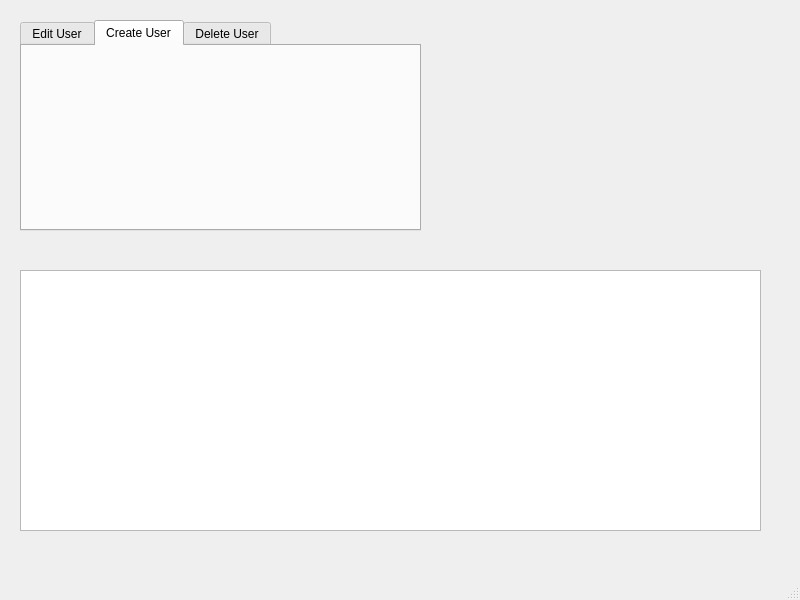
Above: QtCafeWorkforceManager/SysAdminWindow.ui from wreathe-unreal/CSIT314-Project before the change. Below: the same form after it.
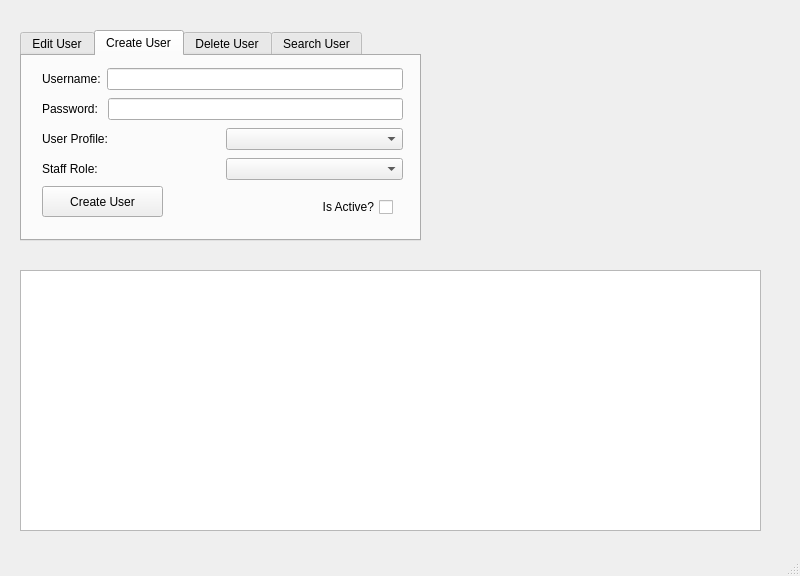
That is the form after the change. The open tabs and pages were chosen to show the change. Icons and pictures are not drawn.

Commit message: SysAdmin CRUDS Complete

```diff
--- a/QtCafeWorkforceManager/SysAdminWindow.ui
+++ b/QtCafeWorkforceManager/SysAdminWindow.ui
@@ -7,7 +7,7 @@
     <x>0</x>
     <y>0</y>
     <width>800</width>
-    <height>600</height>
+    <height>576</height>
    </rect>
   </property>
   <property name="windowTitle">
@@ -37,7 +37,7 @@
     <property name="geometry">
      <rect>
       <x>20</x>
-      <y>20</y>
+      <y>30</y>
       <width>401</width>
       <height>211</height>
      </rect>
@@ -171,11 +171,181 @@
      <attribute name="title">
       <string>Create User</string>
      </attribute>
+     <widget class="QWidget" name="layoutWidget_2">
+      <property name="geometry">
+       <rect>
+        <x>20</x>
+        <y>10</y>
+        <width>361</width>
+        <height>26</height>
+       </rect>
+      </property>
+      <layout class="QHBoxLayout" name="horizontalLayout_5">
+       <item>
+        <widget class="QLabel" name="label_6">
+         <property name="text">
+          <string>Username:</string>
+         </property>
+        </widget>
+       </item>
+       <item>
+        <widget class="QLineEdit" name="usernameCreate"/>
+       </item>
+      </layout>
+     </widget>
+     <widget class="QWidget" name="layoutWidget_3">
+      <property name="geometry">
+       <rect>
+        <x>20</x>
+        <y>40</y>
+        <width>361</width>
+        <height>26</height>
+       </rect>
+      </property>
+      <layout class="QHBoxLayout" name="horizontalLayout_6">
+       <item>
+        <widget class="QLabel" name="label_7">
+         <property name="text">
+          <string>Password: </string>
+         </property>
+        </widget>
+       </item>
+       <item>
+        <widget class="QLineEdit" name="passwordCreate"/>
+       </item>
+      </layout>
+     </widget>
+     <widget class="QWidget" name="layoutWidget_4">
+      <property name="geometry">
+       <rect>
+        <x>20</x>
+        <y>70</y>
+        <width>361</width>
+        <height>26</height>
+       </rect>
+      </property>
+      <layout class="QHBoxLayout" name="horizontalLayout_7">
+       <item>
+        <widget class="QLabel" name="label_8">
+         <property name="text">
+          <string>User Profile:</string>
+         </property>
+        </widget>
+       </item>
+       <item>
+        <widget class="QComboBox" name="profileComboCreate"/>
+       </item>
+      </layout>
+     </widget>
+     <widget class="QWidget" name="layoutWidget_5">
+      <property name="geometry">
+       <rect>
+        <x>20</x>
+        <y>100</y>
+        <width>361</width>
+        <height>26</height>
+       </rect>
+      </property>
+      <layout class="QHBoxLayout" name="horizontalLayout_8">
+       <item>
+        <widget class="QLabel" name="label_9">
+         <property name="text">
+          <string>Staff Role:</string>
+         </property>
+        </widget>
+       </item>
+       <item>
+        <widget class="QComboBox" name="roleComboCreate"/>
+       </item>
+      </layout>
+     </widget>
+     <widget class="QCheckBox" name="activeCheckBoxCreate">
+      <property name="geometry">
+       <rect>
+        <x>300</x>
+        <y>140</y>
+        <width>71</width>
+        <height>22</height>
+       </rect>
+      </property>
+      <property name="layoutDirection">
+       <enum>Qt::RightToLeft</enum>
+      </property>
+      <property name="text">
+       <string>Is Active?</string>
+      </property>
+     </widget>
+     <widget class="QPushButton" name="createButton">
+      <property name="geometry">
+       <rect>
+        <x>20</x>
+        <y>130</y>
+        <width>121</width>
+        <height>31</height>
+       </rect>
+      </property>
+      <property name="text">
+       <string>Create User</string>
+      </property>
+     </widget>
     </widget>
     <widget class="QWidget" name="tab_3">
      <attribute name="title">
       <string>Delete User</string>
      </attribute>
+     <widget class="QPushButton" name="deleteButton">
+      <property name="geometry">
+       <rect>
+        <x>100</x>
+        <y>70</y>
+        <width>161</width>
+        <height>41</height>
+       </rect>
+      </property>
+      <property name="text">
+       <string>Delete Selected User</string>
+      </property>
+     </widget>
+    </widget>
+    <widget class="QWidget" name="tab_4">
+     <attribute name="title">
+      <string>Search User</string>
+     </attribute>
+     <widget class="QPushButton" name="searchButton">
+      <property name="geometry">
+       <rect>
+        <x>200</x>
+        <y>100</y>
+        <width>80</width>
+        <height>24</height>
+       </rect>
+      </property>
+      <property name="text">
+       <string>Search</string>
+      </property>
+     </widget>
+     <widget class="QWidget" name="">
+      <property name="geometry">
+       <rect>
+        <x>30</x>
+        <y>60</y>
+        <width>291</width>
+        <height>26</height>
+       </rect>
+      </property>
+      <layout class="QHBoxLayout" name="horizontalLayout_9">
+       <item alignment="Qt::AlignRight">
+        <widget class="QLabel" name="label_10">
+         <property name="text">
+          <string>User Profile:</string>
+         </property>
+        </widget>
+       </item>
+       <item>
+        <widget class="QComboBox" name="searchCombo"/>
+       </item>
+      </layout>
+     </widget>
     </widget>
    </widget>
    <widget class="QTableWidget" name="userTable">
```
Left out of the diff: 10 changed lines with no effect on the pictures. The commit also changes 21 other files.
